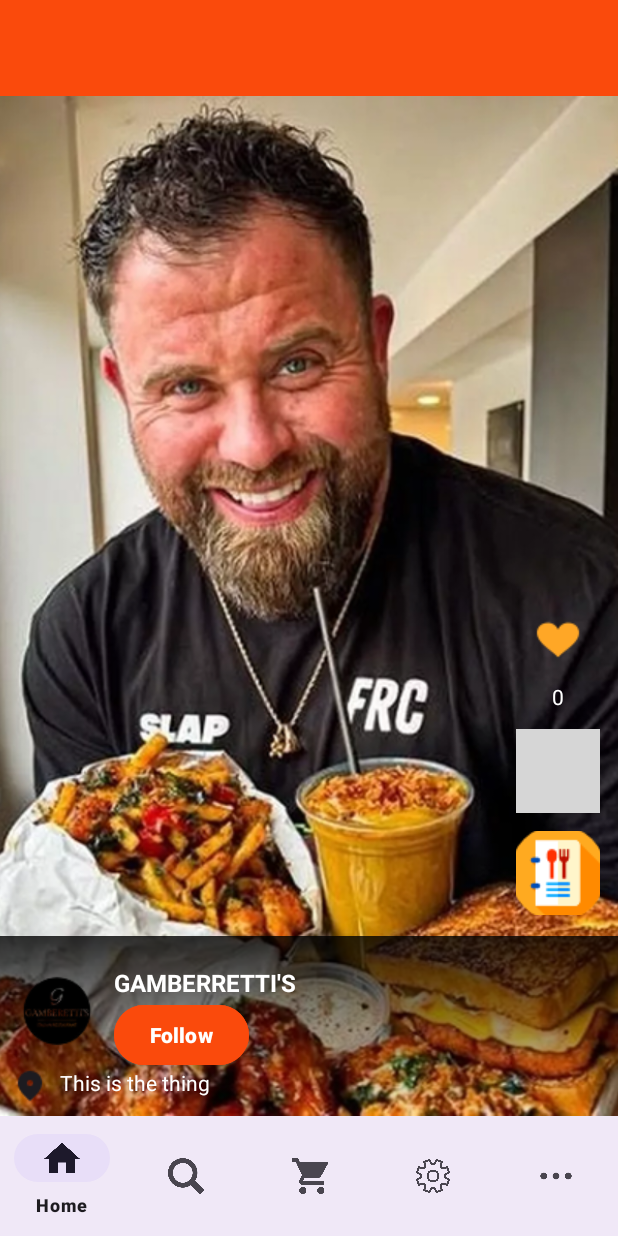
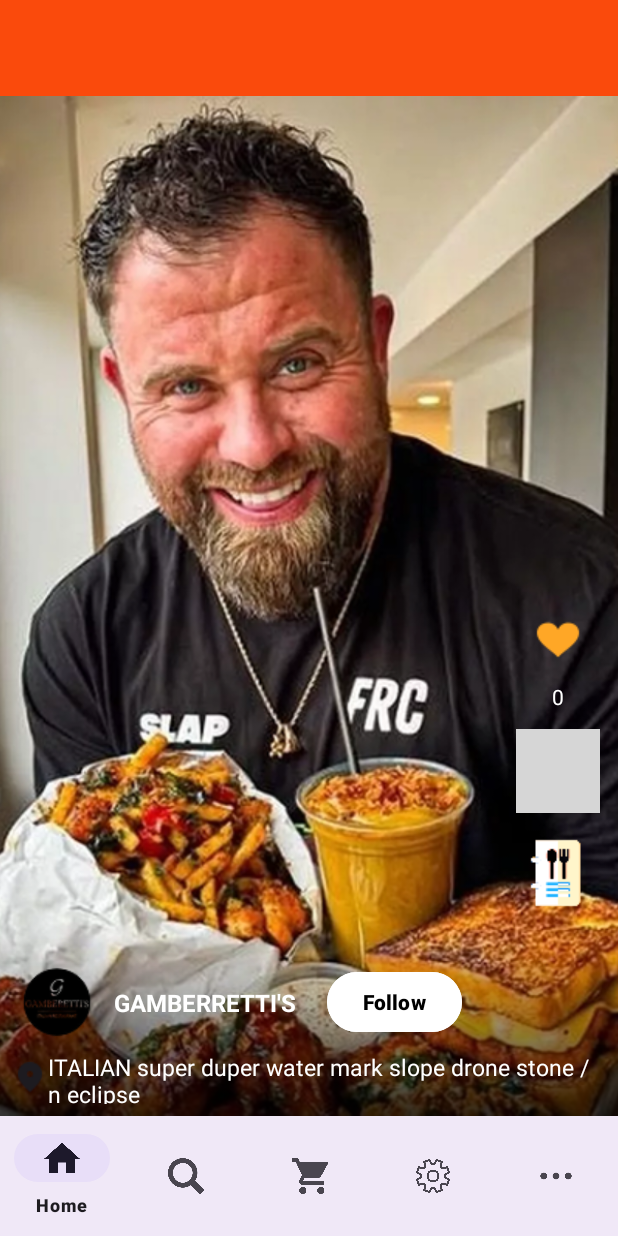
Before and after one commit to gyuetorade/Project, an Android app: the HomeFragment screen opened directly, with no data from a screen before it, on a phone screen of 412 x 824 dp. Run offline under Robolectric (Android 15) with nearby library versions, the phone set to English and light mode, and no system bars; grey boxes are pictures that could not be loaded.

Commit message:
updated home fragment

```diff
--- a/app/src/main/res/drawable/bottom_gradient.xml
+++ b/app/src/main/res/drawable/bottom_gradient.xml
@@ -1,6 +1,6 @@
 <shape xmlns:android="http://schemas.android.com/apk/res/android">
     <gradient
-        android:startColor="#CC000000"
-        android:endColor="#00000000"
+        android:startColor="#00000000"
+        android:endColor="#CC000000"
         android:angle="270" />
 </shape>
--- a/app/src/main/res/layout/fragment_home.xml
+++ b/app/src/main/res/layout/fragment_home.xml
@@ -1,6 +1,7 @@
 <androidx.constraintlayout.widget.ConstraintLayout
     xmlns:android="http://schemas.android.com/apk/res/android"
     xmlns:app="http://schemas.android.com/apk/res-auto"
+    xmlns:tools="http://schemas.android.com/tools"
     android:layout_width="match_parent"
     android:layout_height="match_parent">
 
@@ -27,9 +28,11 @@
         app:layout_constraintEnd_toEndOf="parent" />
 
     <!-- Restaurant Info Block -->
+
+    <!-- TikTok-style vertical action buttons -->
     <androidx.constraintlayout.widget.ConstraintLayout
         android:id="@+id/infoOverlay"
-        android:layout_width="wrap_content"
+        android:layout_width="match_parent"
         android:layout_height="wrap_content"
         android:padding="8dp"
         app:layout_constraintBottom_toBottomOf="@id/ivFood"
@@ -41,60 +44,61 @@
             android:layout_width="60dp"
             android:layout_height="60dp"
             android:src="@drawable/logoforshop"
-            app:layout_constraintTop_toTopOf="parent"
-            app:layout_constraintStart_toStartOf="parent" />
+            app:layout_constraintStart_toStartOf="parent"
+            app:layout_constraintTop_toTopOf="parent" />
 
         <!-- Restaurant Name -->
         <TextView
             android:id="@+id/textView"
             android:layout_width="wrap_content"
             android:layout_height="wrap_content"
+            android:layout_marginStart="8dp"
             android:text="GAMBERRETTI'S"
+            android:textColor="@android:color/white"
             android:textSize="16sp"
             android:textStyle="bold"
-            android:textColor="@android:color/white"
-            android:layout_marginStart="8dp"
-            app:layout_constraintTop_toTopOf="@id/imageView3"
-            app:layout_constraintStart_toEndOf="@id/imageView3" />
+            app:layout_constraintBottom_toBottomOf="@+id/imageView3"
+            app:layout_constraintStart_toEndOf="@id/imageView3"
+            app:layout_constraintTop_toTopOf="@id/imageView3" />
 
         <!-- Follow Button -->
         <Button
             android:id="@+id/btnFollow"
             android:layout_width="wrap_content"
             android:layout_height="wrap_content"
+            android:layout_marginLeft="20dp"
+            android:backgroundTint="@color/white"
             android:text="Follow"
+            android:textColor="@android:color/black"
             android:textSize="14sp"
             android:textStyle="bold"
-            android:textColor="@android:color/white"
-            android:backgroundTint="@color/orange"
-            android:layout_marginStart="8dp"
-            app:layout_constraintTop_toBottomOf="@id/textView"
-            app:layout_constraintStart_toEndOf="@id/imageView3" />
+            app:layout_constraintBottom_toBottomOf="@+id/imageView3"
+            app:layout_constraintStart_toEndOf="@+id/textView"
+            app:layout_constraintTop_toTopOf="@+id/imageView3" />
 
         <!-- Location Icon -->
         <ImageView
             android:id="@+id/imageView4"
             android:layout_width="24dp"
             android:layout_height="24dp"
+            android:layout_marginTop="8dp"
             android:src="@drawable/location"
-            app:layout_constraintTop_toBottomOf="@id/imageView3"
-            app:layout_constraintStart_toStartOf="parent"
-            android:layout_marginTop="8dp" />
+            app:layout_constraintStart_toStartOf="@+id/imageView3"
+            app:layout_constraintTop_toBottomOf="@id/imageView3" />
 
         <!-- Location Text -->
         <TextView
             android:id="@+id/textView2"
-            android:layout_width="wrap_content"
-            android:layout_height="wrap_content"
-            android:text="This is the thing"
-            android:textSize="14sp"
+            android:layout_width="368dp"
+            android:layout_height="35dp"
+            android:text="ITALIAN super duper water mark slope drone stone /n eclipse"
             android:textColor="@android:color/white"
-            android:layout_marginStart="8dp"
-            app:layout_constraintTop_toTopOf="@id/imageView4"
-            app:layout_constraintStart_toEndOf="@id/imageView4" />
+            android:textSize="15sp"
+            app:layout_constraintBottom_toBottomOf="@+id/imageView4"
+            app:layout_constraintStart_toEndOf="@id/imageView4"
+            app:layout_constraintTop_toTopOf="@+id/imageView4" />
     </androidx.constraintlayout.widget.ConstraintLayout>
 
-    <!-- TikTok-style vertical action buttons -->
     <LinearLayout
         android:id="@+id/actionButtons"
         android:layout_width="wrap_content"
@@ -126,6 +130,8 @@
             android:layout_marginBottom="12dp" />
 
         <ImageButton
+            android:padding="10dp"
+            android:scaleType="fitCenter"
             android:id="@+id/btnComment"
             android:layout_width="56dp"
             android:layout_height="56dp"
```
Also changed, not shown: app/src/main/res/drawable/menu.png.
